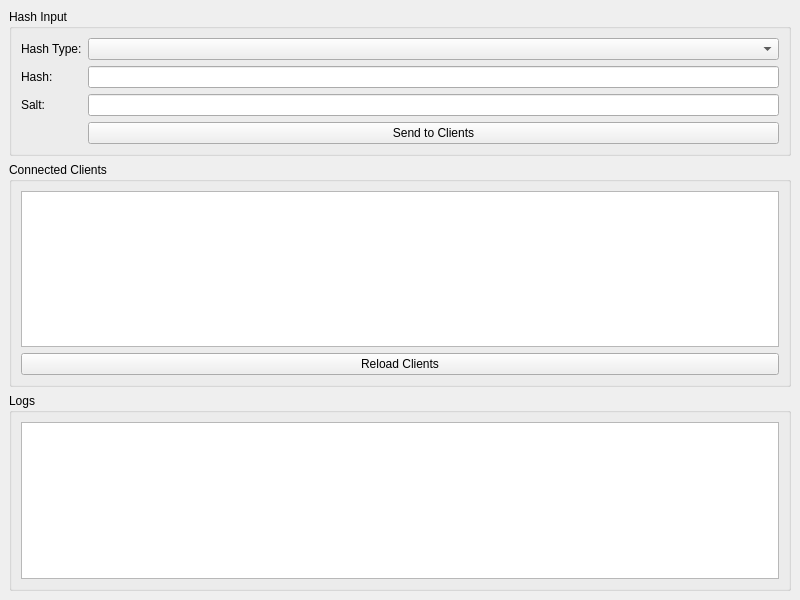
Before: the Qt Designer form gui/MainWindow.ui in WingsOfAltair/Distributed-Hash-Cracker-CPP-GUI, drawn with Qt 5.
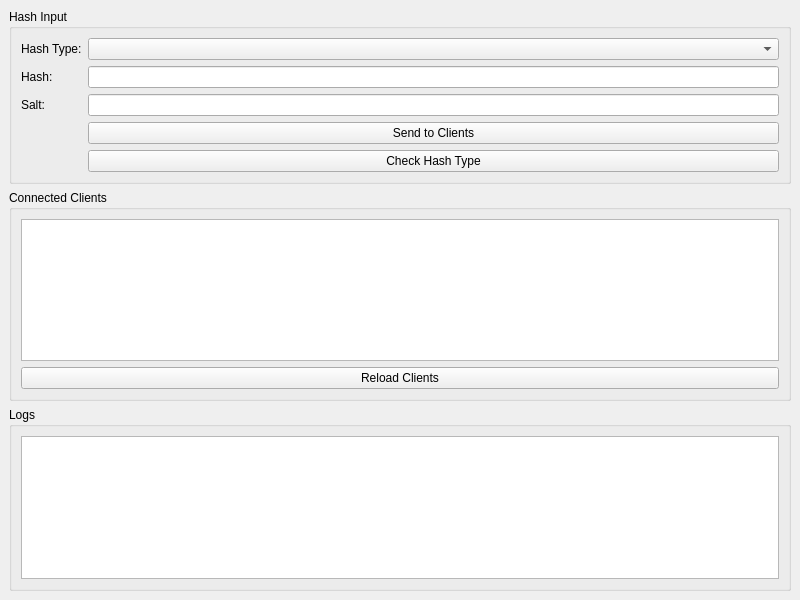
After: the same form once the commit is applied.

Commit message: Added check hash type button.

Patch:
```diff
--- a/gui/MainWindow.ui
+++ b/gui/MainWindow.ui
@@ -58,6 +58,13 @@
          </property>
         </widget>
        </item>
+       <item row="4" column="1">
+        <widget class="QPushButton" name="buttonCheckHashType">
+         <property name="text">
+          <string>Check Hash Type</string>
+         </property>
+        </widget>
+       </item>
       </layout>
      </widget>
     </item>
```
The commit also changes 2176 other files.
